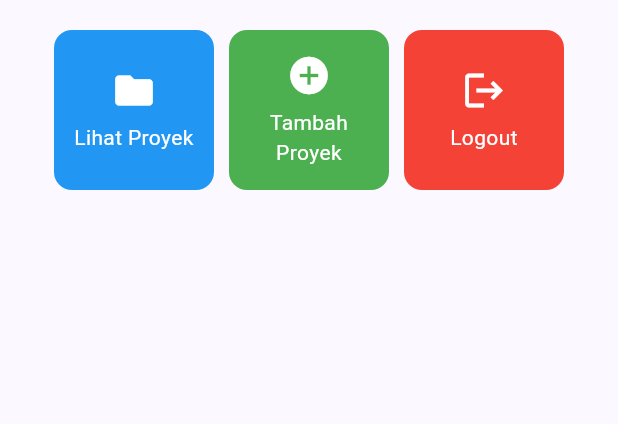
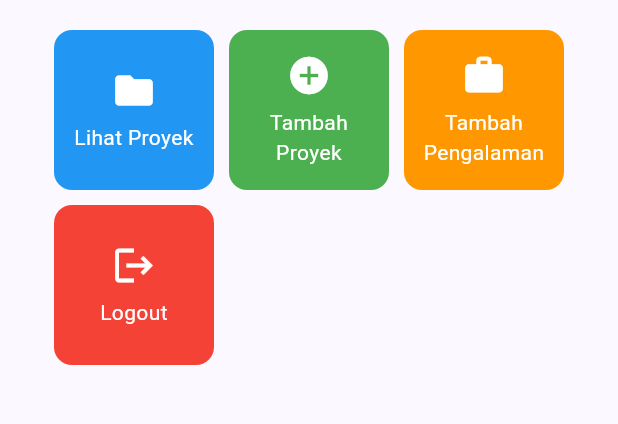
Before and after one commit to rebeccania/myportofolio_mobile, a Flutter app: the screen it shows after launch, on a phone screen of 412 x 824 dp, the part 357-781 px from its top. Run offline on Flutter 3.47's test engine with Material 3 defaults, Android fonts, the phone set to English and light mode, and no system bars; our stand-ins replace material_ui.

Commit message:
feat: tambah kartu aksi Tambah Pengalaman di halaman utama

```diff
--- a/lib/screens/menu.dart
+++ b/lib/screens/menu.dart
@@ -12,6 +12,7 @@ class MyHomePage extends StatelessWidget {
   final List<ItemHomepage> items = [
     ItemHomepage("Lihat Proyek", Icons.folder, Colors.blue),
     ItemHomepage("Tambah Proyek", Icons.add_circle, Colors.green),
+    ItemHomepage("Tambah Pengalaman", Icons.work, Colors.orange),
     ItemHomepage("Logout", Icons.logout, Colors.red),
   ];
 
```
